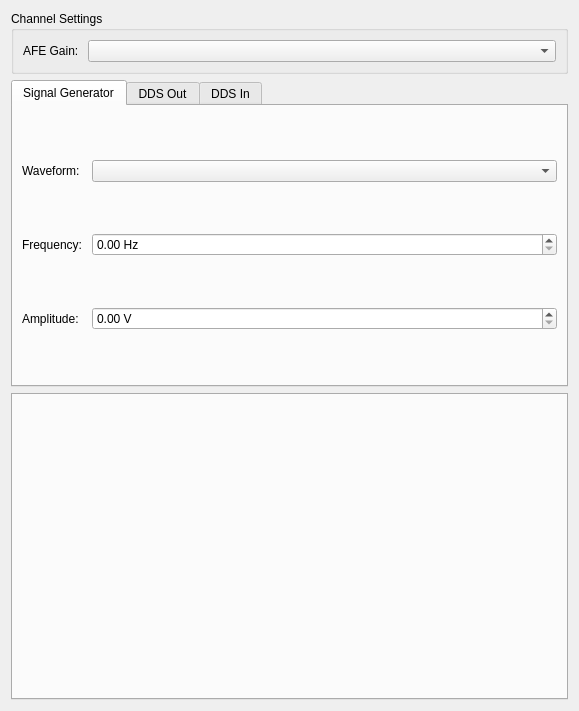
tfranzen/stabilizer-ui, file stabilizer_ui/iir/widgets/channel_settings.ui: the form before one commit.
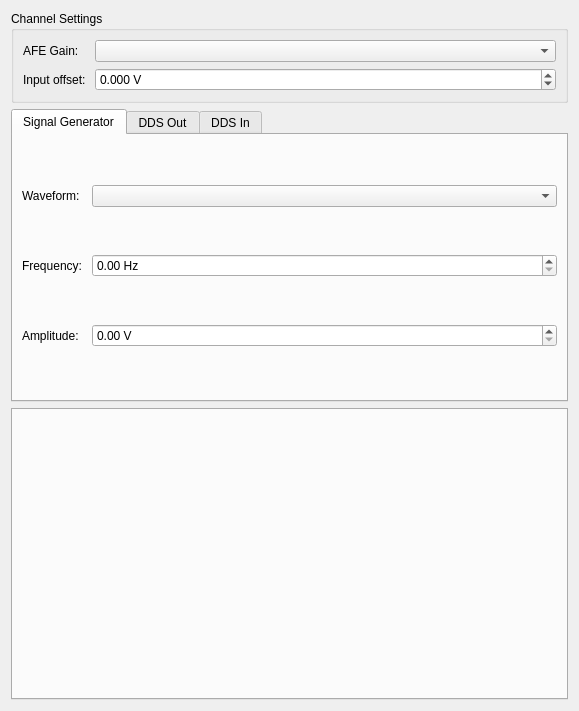
The form after the commit.

Commit message: 4iir setup, input offset

```diff
--- a/stabilizer_ui/iir/widgets/channel_settings.ui
+++ b/stabilizer_ui/iir/widgets/channel_settings.ui
@@ -30,6 +30,43 @@
       <item row="0" column="1">
        <widget class="QComboBox" name="afeGainBox"/>
       </item>
+
+      <item row="1" column="0">
+       <widget class="QLabel" name="label_868">
+        <property name="text">
+         <string>Input offset: </string>
+        </property>
+       </widget>
+      </item>
+      <item row="1" column="1">
+       <widget class="QDoubleSpinBox" name="inputOffsetBox">
+          <property name="sizePolicy">
+           <sizepolicy hsizetype="MinimumExpanding" vsizetype="Fixed">
+            <horstretch>0</horstretch>
+            <verstretch>0</verstretch>
+           </sizepolicy>
+          </property>
+          <property name="suffix">
+           <string> V</string>
+          </property>
+          <property name="minimum">
+           <double>-10</double>
+          </property>
+          <property name="maximum">
+           <double>10</double>
+          </property>
+          <property name="singleStep">
+             <double>0.001</double>
+            </property>
+         <property name="decimals">
+             <number>3</number>
+            </property>
+
+         </widget>
+          
+      </item>
+
+
       
      </layout>
     </widget>
```
Left out of the diff: 4 changed lines with no effect on the pictures. The commit also changes 9 other files.
